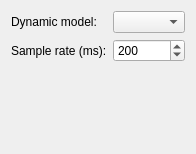
The window that src/generalform.ui (flysight/flysight-configurator) describes before a commit, drawn with Qt 5.
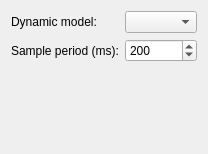
The same window after the commit.

Commit message: Changes to units in dialog

```diff
--- a/src/generalform.ui
+++ b/src/generalform.ui
@@ -19,7 +19,7 @@
      <item row="1" column="0">
       <widget class="QLabel" name="label_2">
        <property name="text">
-        <string>Sample rate (ms):</string>
+        <string>Sample period (ms):</string>
        </property>
       </widget>
      </item>
```
The commit also changes 3 other files.
